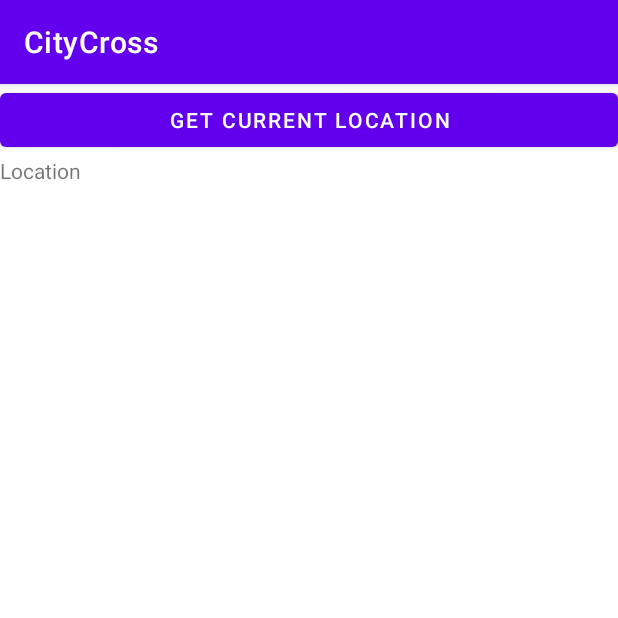
After one commit to BelChaimaa/CityCross, an Android app: the Geolocalisation screen opened directly, with no data from a screen before it, on a phone screen of 412 x 824 dp, the top half of it. The commit adds this screen. Run offline under Robolectric (Android 15) with nearby library versions, the phone set to English and light mode, and no system bars.

Commit message:
Ajout d'une activité Geolocalisation

```diff
--- a/app/build.gradle
+++ b/app/build.gradle
@@ -1,5 +1,6 @@
 plugins {
     id 'com.android.application'
+    id 'com.google.android.libraries.mapsplatform.secrets-gradle-plugin'
 }
 
 android {
@@ -25,6 +26,9 @@
         sourceCompatibility JavaVersion.VERSION_1_8
         targetCompatibility JavaVersion.VERSION_1_8
     }
+    buildFeatures {
+        viewBinding true
+    }
 }
 
 dependencies {
@@ -32,6 +36,8 @@
     implementation 'androidx.appcompat:appcompat:1.4.1'
     implementation 'com.google.android.material:material:1.5.0'
     implementation 'androidx.constraintlayout:constraintlayout:2.1.3'
+    implementation 'com.google.android.gms:play-services-maps:18.0.2'
+    implementation files('libs\\GeographicLib-1.52.jar')
     testImplementation 'junit:junit:4.13.2'
     androidTestImplementation 'androidx.test.ext:junit:1.1.3'
     androidTestImplementation 'androidx.test.espresso:espresso-core:3.4.0'
--- /dev/null
+++ b/app/src/main/java/com/example/myfirstapplication/Geolocalisation.java
@@ -0,0 +1,14 @@
+package com.example.myfirstapplication;
+
+import androidx.appcompat.app.AppCompatActivity;
+
+import android.os.Bundle;
+
+public class Geolocalisation extends AppCompatActivity {
+
+    @Override
+    protected void onCreate(Bundle savedInstanceState) {
+        super.onCreate(savedInstanceState);
+        setContentView(R.layout.activity_geolocalisation);
+    }
+}
--- /dev/null
+++ b/app/src/main/res/layout/activity_geolocalisation.xml
@@ -0,0 +1,20 @@
+<?xml version="1.0" encoding="utf-8"?>
+<RelativeLayout xmlns:android="http://schemas.android.com/apk/res/android"
+xmlns:tools="http://schemas.android.com/tools"
+android:layout_width="match_parent"
+android:layout_height="match_parent"
+tools:context=".Geolocalisation">
+
+<Button
+    android:layout_width="match_parent"
+    android:layout_height="wrap_content"
+    android:text="Get Current Location"
+    android:id="@+id/getLocationBtn"/>
+
+<TextView
+    android:layout_width="wrap_content"
+    android:layout_height="wrap_content"
+    android:id="@+id/locationText"
+    android:text="Location"
+    android:layout_below="@id/getLocationBtn"/>
+</RelativeLayout>
--- a/build.gradle
+++ b/build.gradle
@@ -2,6 +2,7 @@
 plugins {
     id 'com.android.application' version '7.1.2' apply false
     id 'com.android.library' version '7.1.2' apply false
+    id 'com.google.android.libraries.mapsplatform.secrets-gradle-plugin' version '2.0.0' apply false
 }
 
 task clean(type: Delete) {
```
Also changed, not shown: app/src/main/AndroidManifest.xml (+22 -0 lines), app/src/main/java/com/example/myfirstapplication/calage.java (+25 -1 lines), app/src/main/res/layout/activity_calage.xml (+10 -13 lines), 1 other file.
